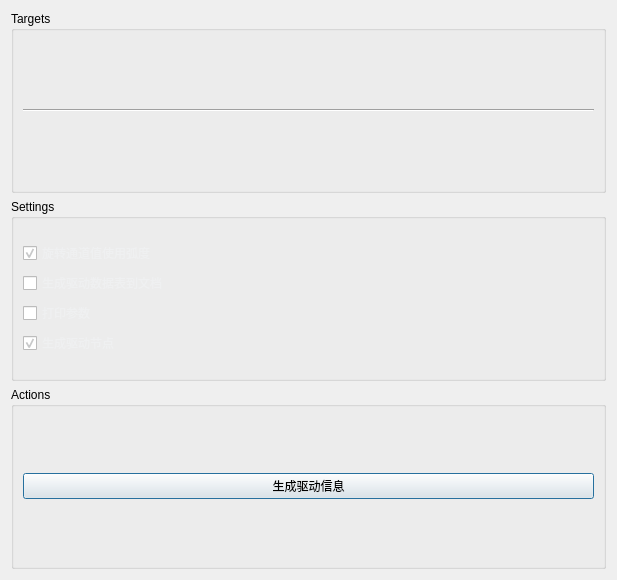
AnonCountercurrent/NoraSkinningMethodCollection, file NoraSimpleTools/UI/noraPolynomialFittingWidget.ui: the form before one commit.
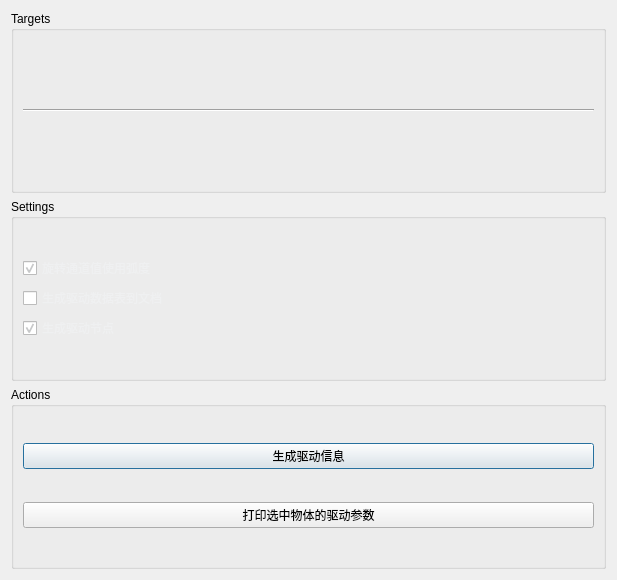
The form after the commit.

Commit message: 打印驱动参数功能

Diff of the .ui file:
```diff
--- a/NoraSimpleTools/UI/noraPolynomialFittingWidget.ui
+++ b/NoraSimpleTools/UI/noraPolynomialFittingWidget.ui
@@ -80,21 +80,6 @@
           </property>
          </widget>
         </item>
-        <item>
-         <widget class="QCheckBox" name="printCheckBox">
-          <property name="styleSheet">
-           <string notr="true">QCheckBox {
-    color:#eff0f1;
-}</string>
-          </property>
-          <property name="text">
-           <string>打印参数</string>
-          </property>
-          <property name="checked">
-           <bool>false</bool>
-          </property>
-         </widget>
-        </item>
         <item>
          <widget class="QCheckBox" name="genDriverNodeCheckBox">
           <property name="styleSheet">
@@ -130,6 +115,13 @@
           </property>
          </widget>
         </item>
+        <item>
+         <widget class="QPushButton" name="printPushButton">
+          <property name="text">
+           <string>打印选中物体的驱动参数</string>
+          </property>
+         </widget>
+        </item>
        </layout>
       </item>
      </layout>
```
The commit also changes 7 other files.
